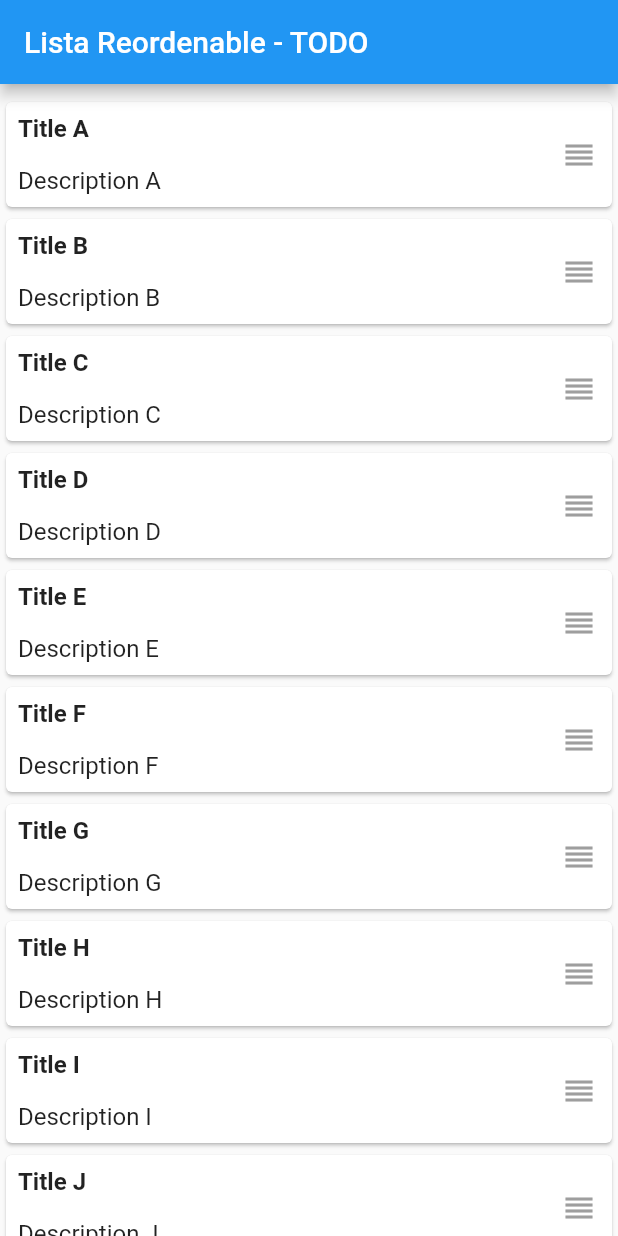
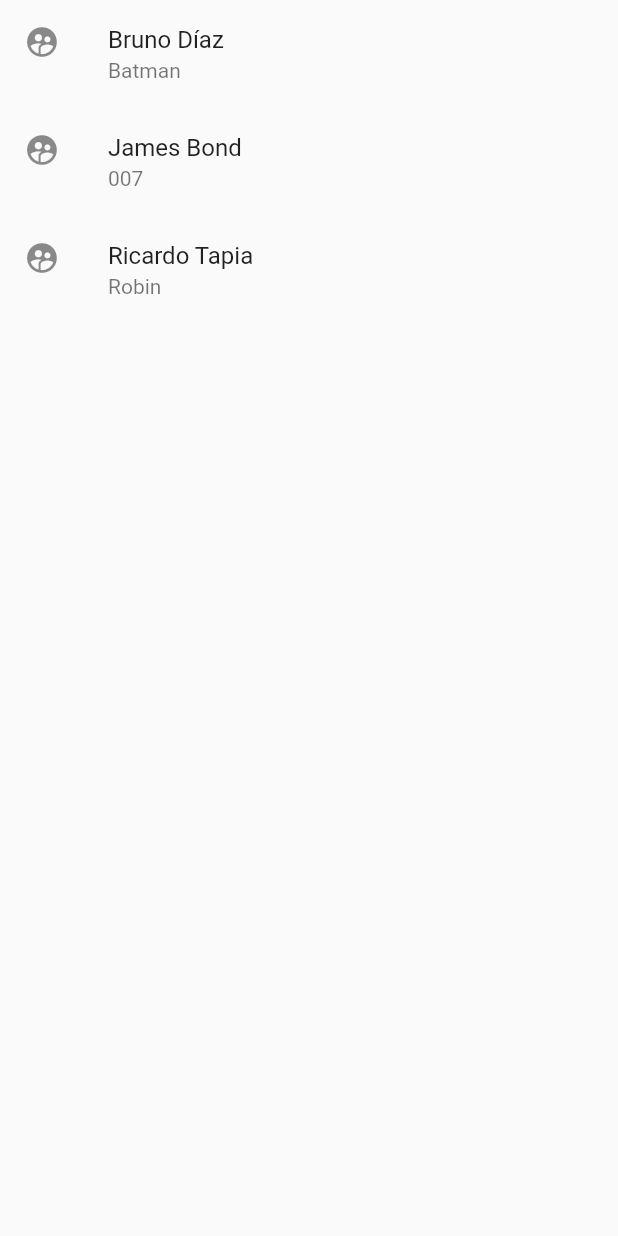
Before and after one commit to dancuervo/flutter-testing, a Flutter app: the screen it shows after launch, on a phone screen of 412 x 824 dp. Run offline on Flutter 3.47's test engine with Material 2 defaults, Android fonts, the phone set to English and light mode, and no system bars; our stand-ins replace fluttertoast.

Commit message:
clase lista de viewList dinamico

```diff
--- a/lib/main.dart
+++ b/lib/main.dart
@@ -7,7 +7,7 @@ class MyApp extends StatelessWidget {
   @override
   Widget build(BuildContext context) {
     return MaterialApp(
-      home: ReorderableListDemo(),
+      home: MyScaffold(),
     );
   }
 }
@@ -138,3 +138,50 @@ class _ListViewCard extends State<ListViewCard> {
     );
   }
 }
+
+//=============
+class User {
+  String fullName, userName, photoUrl;
+  User(this.fullName, this.userName, this.photoUrl);
+}
+
+class MyScaffold extends StatelessWidget {
+  @override
+  Widget build(BuildContext context) {
+    return Scaffold(
+      body: MyListView(),
+    );
+  }
+}
+
+class MyListView extends StatefulWidget {
+  @override
+  _MyListViewState createState() => _MyListViewState();
+}
+
+class _MyListViewState extends State<MyListView> {
+  List<User> usersList;
+
+  void initState(){
+    usersList = [
+      User('Bruno Díaz', 'Batman','photoUrl'),
+      User('James Bond', '007','photoUrl'),
+      User('Ricardo Tapia', 'Robin','photoUrl'),
+    ];
+    super.initState();
+  }
+
+  @override
+  Widget build(BuildContext context) {
+    return ListView.builder(
+        itemBuilder: (context, index){
+          return ListTile(
+            title: Text(usersList[index].fullName),
+            subtitle: Text(usersList[index].userName),
+            leading: Icon(Icons.supervised_user_circle),
+          );
+        },
+        itemCount: usersList.length,
+    );
+  }
+}
```
